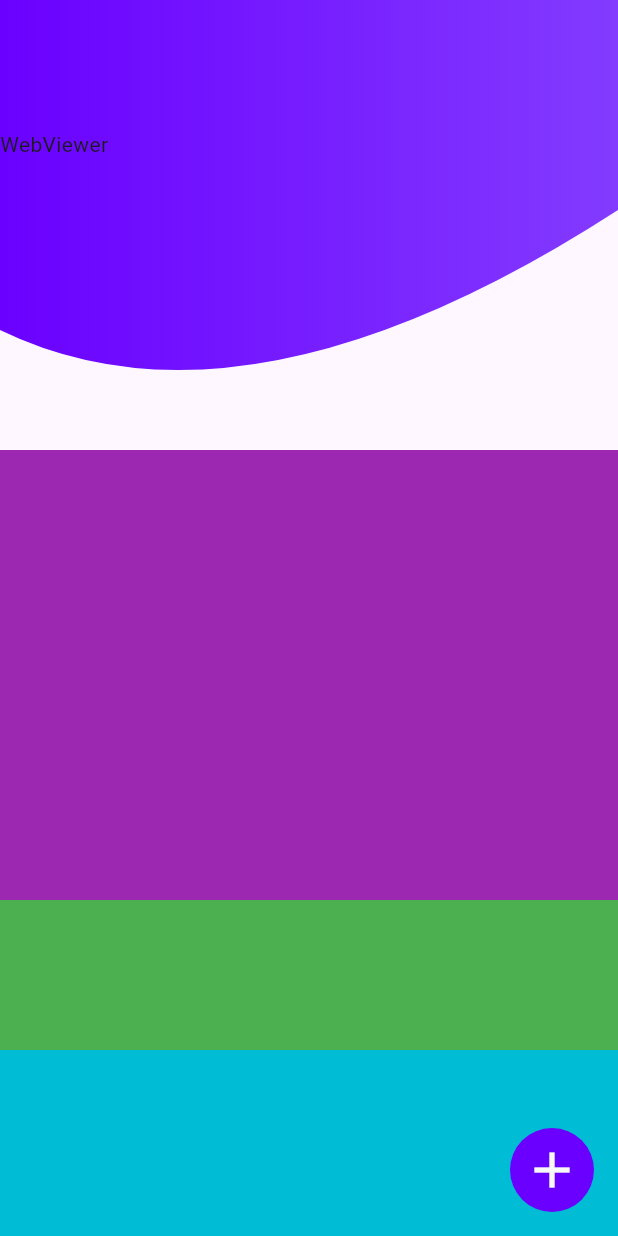
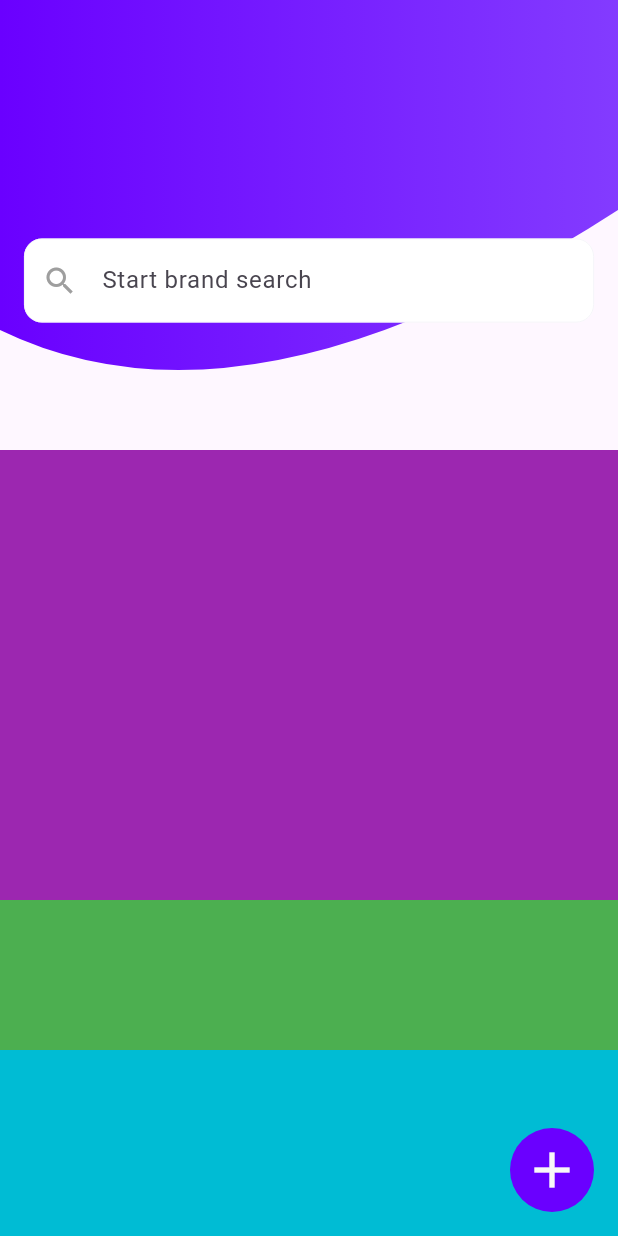
Before and after one commit to CharlyMech/webviewer, a Flutter app: the screen it shows after launch, on a phone screen of 412 x 824 dp. Run offline on Flutter 3.47's test engine with Material 3 defaults, Android fonts, the light colour scheme and no system bars; our stand-ins replace go_router, webview_flutter.

Commit message:
feat: implement non-functionall search bar on sliverappbar

```diff
--- /dev/null
+++ b/lib/widgets/appbar_search.dart
@@ -0,0 +1,37 @@
+import 'package:flutter/material.dart';
+
+class AppbarSearch extends StatelessWidget {
+  final pink = const Color(0xFFFACCCC);
+  final grey = const Color(0xFFF2F2F7);
+
+  const AppbarSearch({super.key});
+
+  @override
+  Widget build(BuildContext context) {
+    return SizedBox(
+      width: MediaQuery.of(context).size.width - 32,
+      child: TextFormField(
+        decoration: InputDecoration(
+          filled: true,
+          fillColor: Colors.white,
+          focusColor: pink,
+          focusedBorder: _border(pink),
+          border: _border(grey),
+          enabledBorder: _border(grey),
+          hintText: 'Start brand search',
+          // contentPadding: const EdgeInsets.symmetric(vertical: 10),
+          prefixIcon: const Icon(
+            Icons.search,
+            color: Colors.grey,
+          ),
+        ),
+        onFieldSubmitted: (value) {},
+      ),
+    );
+  }
+
+  OutlineInputBorder _border(Color color) => OutlineInputBorder(
+        borderSide: BorderSide(width: 0.5, color: color),
+        borderRadius: BorderRadius.circular(12),
+      );
+}
--- a/lib/widgets/custom_sliver_appbar.dart
+++ b/lib/widgets/custom_sliver_appbar.dart
@@ -1,4 +1,5 @@
 import 'package:flutter/material.dart';
+import 'package:webviewer/widgets/appbar_search.dart';
 import 'package:webviewer/widgets/clipped_appbar.dart';
 
 class CustomSliverAppbar extends SliverPersistentHeaderDelegate {
@@ -11,11 +12,16 @@
     double topPadding = MediaQuery.of(context).padding.top + 16;
 
     return Stack(
+      alignment: AlignmentDirectional.center,
       children: [
         ClippedAppbar(
           height: 300,
         ),
-        Positioned(top: topPadding + offset, child: Text('WebViewer'))
+        // TODO -> WebViewer logo that disappears with scroll
+        Positioned(
+          bottom: offset + 15,
+          child: AppbarSearch(),
+        ),
       ],
     );
   }
```
